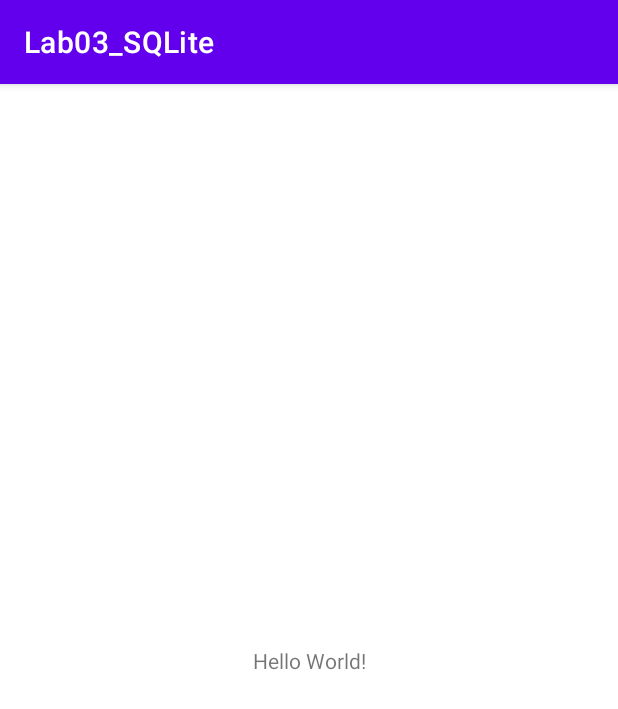
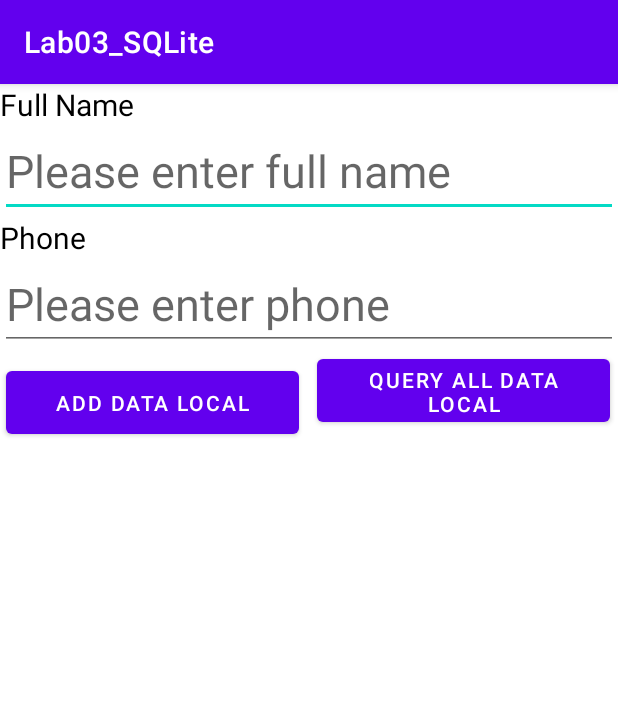
Before and after one commit to ThanhhTruongg1901/mobile_labs_20522079, an Android app: the screen it shows after launch (MainActivity), on a phone screen of 412 x 824 dp. Shown: the top 709 px of the screen. Run offline under Robolectric (Android 15) with nearby library versions, the phone set to English and light mode, and no system bars.

Commit message:
add layout

```diff
--- a/app/src/main/res/layout/activity_main.xml
+++ b/app/src/main/res/layout/activity_main.xml
@@ -1,18 +1,63 @@
 <?xml version="1.0" encoding="utf-8"?>
-<androidx.constraintlayout.widget.ConstraintLayout xmlns:android="http://schemas.android.com/apk/res/android"
+<LinearLayout xmlns:android="http://schemas.android.com/apk/res/android"
     xmlns:app="http://schemas.android.com/apk/res-auto"
     xmlns:tools="http://schemas.android.com/tools"
     android:layout_width="match_parent"
-    android:layout_height="match_parent"
-    tools:context=".MainActivity">
+    android:layout_height="wrap_content"
+    android:orientation="vertical">
 
     <TextView
         android:layout_width="wrap_content"
         android:layout_height="wrap_content"
-        android:text="Hello World!"
-        app:layout_constraintBottom_toBottomOf="parent"
-        app:layout_constraintEnd_toEndOf="parent"
-        app:layout_constraintStart_toStartOf="parent"
-        app:layout_constraintTop_toTopOf="parent" />
+        android:text="Full Name"
+        android:textColor="@color/black"
+        android:textSize="20dp" />
 
-</androidx.constraintlayout.widget.ConstraintLayout>
+    <EditText
+        android:id="@+id/FullName"
+        android:layout_width="match_parent"
+        android:layout_height="match_parent"
+        android:hint="Please enter full name"
+        android:textSize="30dp" />
+
+    <TextView
+        android:layout_width="wrap_content"
+        android:layout_height="wrap_content"
+        android:text="Phone"
+        android:textColor="@color/black"
+        android:textSize="20dp" />
+
+    <EditText
+        android:id="@+id/Phone"
+        android:layout_width="match_parent"
+        android:layout_height="match_parent"
+        android:hint="Please enter phone"
+        android:textSize="30dp" />
+
+    <androidx.constraintlayout.widget.ConstraintLayout
+        android:layout_width="match_parent"
+        android:layout_height="77dp">
+
+        <Button
+            android:id="@+id/AddLocal"
+            android:layout_width="195dp"
+            android:layout_height="54dp"
+            android:layout_marginStart="4dp"
+            android:layout_marginTop="8dp"
+            android:text="Add data local"
+            app:layout_constraintStart_toStartOf="parent"
+            app:layout_constraintTop_toTopOf="parent" />
+
+        <Button
+            android:id="@+id/QueryAll"
+            android:layout_width="195dp"
+            android:layout_height="54dp"
+            android:layout_marginStart="12dp"
+            android:text="Query all data local"
+            app:layout_constraintStart_toEndOf="@+id/AddLocal"
+            tools:ignore="MissingConstraints"
+            tools:layout_editor_absoluteY="7dp" />
+    </androidx.constraintlayout.widget.ConstraintLayout>
+
+
+</LinearLayout>
```
Also changed, not shown: app/src/main/java/com/example/lab03_sqlite/DatabaseHelper.java (added, +32 -0 lines), app/src/main/java/com/example/lab03_sqlite/DbAdapter.java (added, +52 -0 lines), 1 other file.
